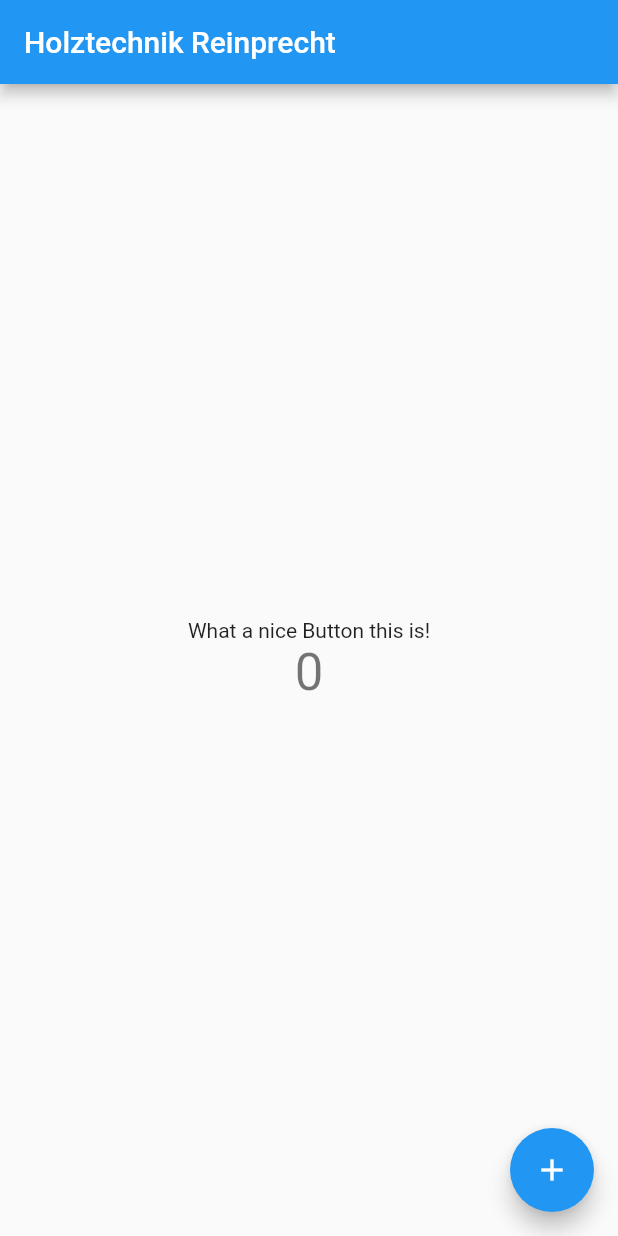
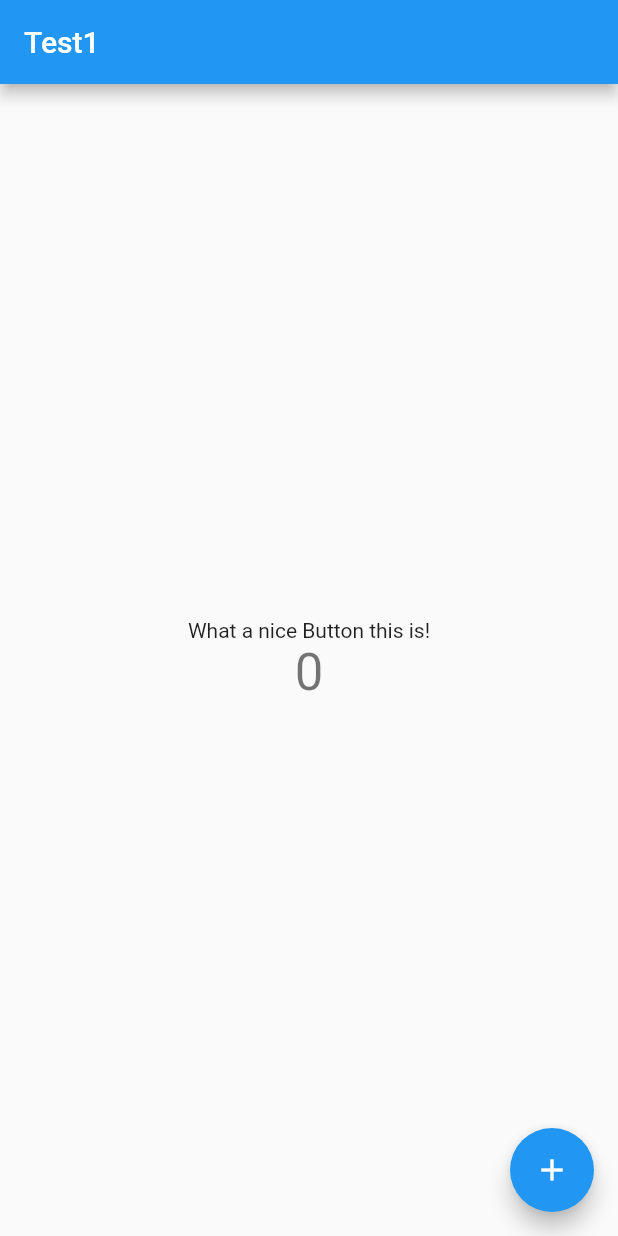
Before and after one commit to michaelreinprecht/holztechnik-reinprecht, a Flutter app: the screen it shows after launch, on a phone screen of 412 x 824 dp. Run offline on Flutter 3.47's test engine with Material 2 defaults, Android fonts, the phone set to English and light mode, and no system bars.

Commit message:
Testing build/deploy

```diff
--- a/lib/main.dart
+++ b/lib/main.dart
@@ -22,7 +22,7 @@ class MyApp extends StatelessWidget {
         // is not restarted.
         primarySwatch: Colors.blue,
       ),
-      home: MyHomePage(title: 'Holztechnik Reinprecht'),
+      home: MyHomePage(title: 'Test1'),
     );
   }
 }
```
